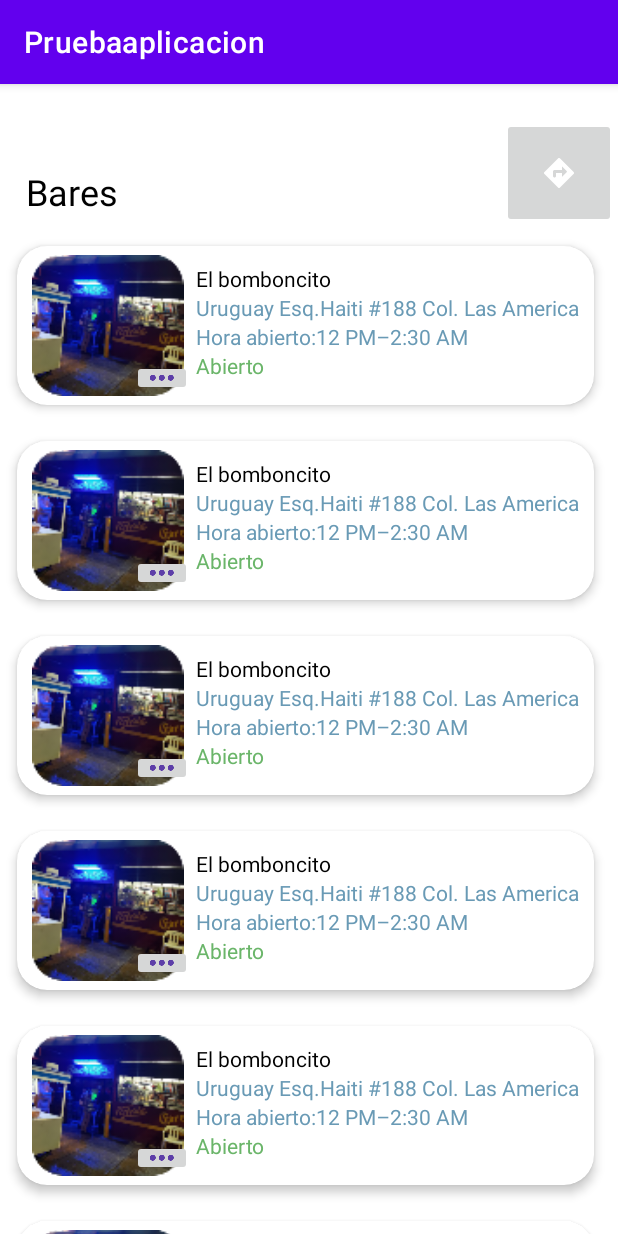
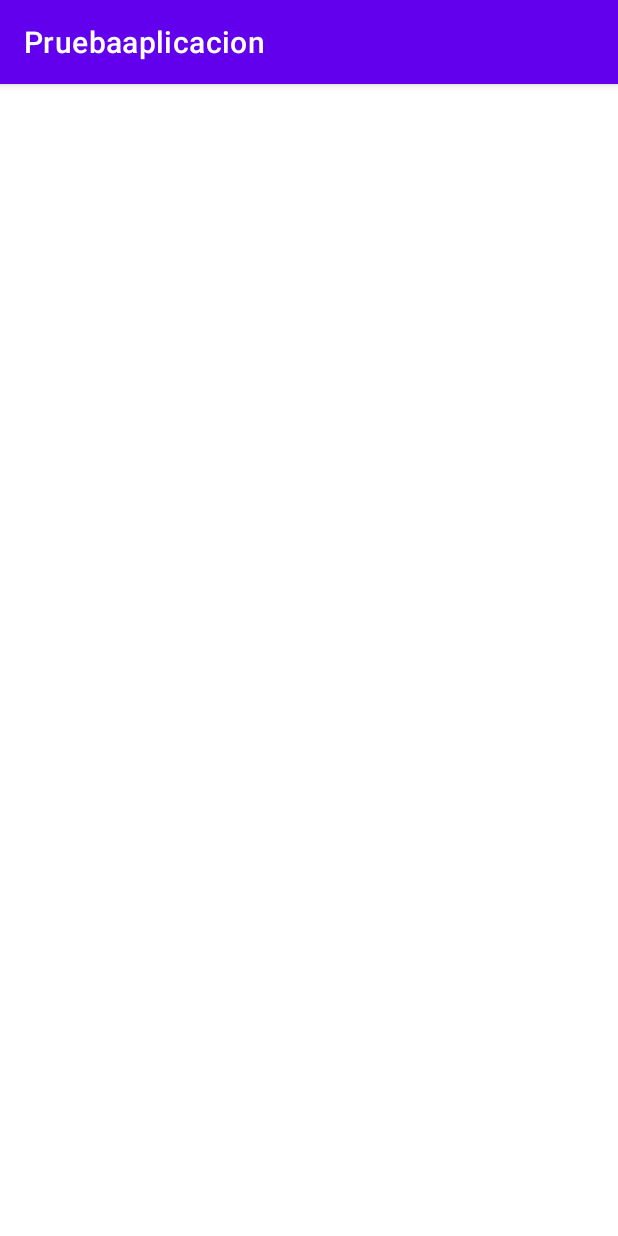
Before and after one commit to Addany/Ennaproyect, an Android app: the MainActivity3 screen opened directly, with no data from a screen before it, on a phone screen of 412 x 824 dp. Run offline under Robolectric (Android 15) with nearby library versions, the phone set to English and light mode, and no system bars; our stand-ins replace CircleImageView, Firebase (no records; nobody signed in at launch, a user with empty details on screens opened directly); pictures from the network do not load.

Commit message:
Base de datos

```diff
--- a/app/src/main/java/com/example/pruebaaplicacion/ListAdapter.java
+++ /dev/null
@@ -1,66 +0,0 @@
-package com.example.pruebaaplicacion;
-
-import android.content.Context;
-import android.view.LayoutInflater;
-import android.view.View;
-import android.view.ViewGroup;
-import android.widget.ImageView;
-import android.widget.TextView;
-
-import androidx.recyclerview.widget.RecyclerView;
-
-
-import org.w3c.dom.Text;
-
-import java.util.List;
-
-public abstract class ListAdapter extends RecyclerView.Adapter<ListAdapter.ViewHolder>{
-    private List<ListElement>mData;
-    private LayoutInflater mInflater;
-    private Context context;
-
-    public ListAdapter(List<ListElement> itemList, Context context){
-        this.mInflater =LayoutInflater.from(context);
-        this.context= context;
-        this.mData= itemList;
-    }
-
-    @Override
-    public int getItemCount() {return mData.size();}
-
-    @Override
-    public ListAdapter.ViewHolder onCreateViewHolder(ViewGroup parent, int viewType){
-        View view = mInflater.inflate(R.layout.list_element,null);
-        return new ListAdapter.ViewHolder(view);
-    }
-
-    public void onBlindViewHolder(final ListAdapter.ViewHolder holder,final int position){
-        holder.blindData(mData.get(position));
-    }
-
-    public void setItems(List<ListElement> items){mData=items;}
-
-    public class ViewHolder extends RecyclerView.ViewHolder{
-        ImageView BarImage;
-        TextView nombre,direccion,horas,abierto;
-
-        ViewHolder(View itemView){
-            super(itemView);
-            BarImage = itemView.findViewById(R.id.Imagen);
-            nombre = itemView.findViewById(R.id.namebar);
-            direccion = itemView.findViewById(R.id.direccionbar);
-            horas = itemView.findViewById(R.id.horaabierto);
-            abierto = itemView.findViewById(R.id.abierto);
-        }
-        void bindData(final ListElement item) {
-            nombre.setText(item.getNombre());
-            direccion.setText(item.getDireccion());
-            horas.setText(item.getHoras());
-            abierto.setText(item.getAbierto());
-        }
-
-        public void blindData(ListElement listElement) {
-        }
-    }
-
-}
--- a/app/src/main/java/com/example/pruebaaplicacion/MainActivity3.java
+++ b/app/src/main/java/com/example/pruebaaplicacion/MainActivity3.java
@@ -13,67 +13,46 @@ import android.widget.ImageButton;
 import android.widget.ImageView;
 import android.widget.LinearLayout;
 
+import com.firebase.ui.database.FirebaseRecyclerOptions;
 import com.google.android.material.floatingactionbutton.FloatingActionButton;
+import com.google.firebase.database.FirebaseDatabase;
 
 import java.util.ArrayList;
 import java.util.List;
 
 public class MainActivity3 extends AppCompatActivity {
 
+    RecyclerView recyclerView;
+    MainAdapter mainAdapter;
 
-    ImageButton imageButton12;
 
-    List<ListElement> elements;
 
-    @SuppressLint("MissingInflatedId")
     @Override
     protected void onCreate(Bundle savedInstanceState) {
         super.onCreate(savedInstanceState);
         setContentView(R.layout.activity_main3);
 
+        recyclerView = (RecyclerView)findViewById(R.id.rv);
+        recyclerView.setLayoutManager(new LinearLayoutManager(this));
 
-        init();
+        FirebaseRecyclerOptions<MainModel> options =
+                new FirebaseRecyclerOptions.Builder<MainModel>()
+                        .setQuery(FirebaseDatabase.getInstance().getReference().child("Locales"), MainModel.class)
+                        .build();
 
-        imageButton12 = (ImageButton) findViewById(R.id.imageButton12);
-
-        imageButton12.setOnClickListener(new View.OnClickListener() {
-            @Override
-            public void onClick(View v) {
-                Intent intentLoadNewActivity = new Intent(MainActivity3.this, MainActivity4.class);
-                startActivity(intentLoadNewActivity);
-            }
-        });
-
-
+        mainAdapter= new MainAdapter(options);
+        recyclerView.setAdapter(mainAdapter);
     }
 
-
-    public void init(){
-        elements= new ArrayList<>();
-        elements.add(new ListElement("El bomboncito","asdasdasd","2 horas","no"));
-        elements.add(new ListElement("El bomboncito","xcvxcvxcvxc","2 horas","no"));
-        elements.add(new ListElement("El bomboncito","xcvxcvxcvxcv","2 horas","no"));
-        elements.add(new ListElement("El bomboncito","nbvnvbnvbnvbn","2 horas","no"));
-        elements.add(new ListElement("El bomboncito","nbmbnmbnmnbm","2 horas","no"));
-        elements.add(new ListElement("El bomboncito","nbmbnmbnmnbm","2 horas","no"));
-        elements.add(new ListElement("El bomboncito","nbmbnmbnmnbm","2 horas","no"));
-        elements.add(new ListElement("El bomboncito","nbmbnmbnmnbm","2 horas","no"));
-        elements.add(new ListElement("El bomboncito","nbmbnmbnmnbm","2 horas","no"));
-        elements.add(new ListElement("El bomboncito","nbmbnmbnmnbm","2 horas","no"));
-        elements.add(new ListElement("El bomboncito","nbmbnmbnmnbm","2 horas","no"));
-
-        ListAdapter listAdapter = new ListAdapter(elements, this) {
-            @Override
-            public void onBindViewHolder(@NonNull ViewHolder holder, int position) {
-
-            }
-        };
-        RecyclerView recyclerView= findViewById(R.id.recyclerView);
-        recyclerView.setHasFixedSize(true);
-        recyclerView.setLayoutManager(new LinearLayoutManager(this));
-        recyclerView.setAdapter(listAdapter);
+    @Override
+    protected void onStart() {
+        super.onStart();
+        mainAdapter.startListening();
     }
 
-
-
+    @Override
+    protected void onStop() {
+        super.onStop();
+        mainAdapter.stopListening();
+    }
 }
--- a/app/src/main/java/com/example/pruebaaplicacion/ui/dashboard/DashboardFragment.java
+++ b/app/src/main/java/com/example/pruebaaplicacion/ui/dashboard/DashboardFragment.java
@@ -64,10 +64,6 @@ public class DashboardFragment extends Fragment {
             }
         });
 
-
-
-
-
     }
 
     @Override
--- a/app/src/main/res/layout/activity_main3.xml
+++ b/app/src/main/res/layout/activity_main3.xml
@@ -7,42 +7,17 @@
     android:layout_height="match_parent"
     tools:context=".MainActivity3">
 
-    <TextView
-        android:id="@+id/textView29"
-        android:layout_width="wrap_content"
-        android:layout_height="wrap_content"
-        android:layout_marginStart="17dp"
-        android:layout_marginEnd="312dp"
-        android:layout_marginBottom="680dp"
-        android:text="Bares"
-        android:textColor="#000000"
-        android:textSize="24sp"
-        app:layout_constraintBottom_toBottomOf="parent"
-        app:layout_constraintEnd_toEndOf="parent"
-        app:layout_constraintHorizontal_bias="0.0"
-        app:layout_constraintStart_toStartOf="parent" />
-
     <androidx.recyclerview.widget.RecyclerView
-        android:id="@+id/recyclerView"
+        android:id="@+id/rv"
         android:layout_width="0dp"
         android:layout_height="0dp"
         android:layout_marginStart="1dp"
-        android:layout_marginTop="8dp"
         android:layout_marginEnd="1dp"
         android:layout_marginBottom="1dp"
         app:layout_constraintBottom_toBottomOf="parent"
         app:layout_constraintEnd_toEndOf="parent"
         app:layout_constraintHorizontal_bias="0.0"
         app:layout_constraintStart_toStartOf="parent"
-        app:layout_constraintTop_toBottomOf="@+id/textView29" />
+        app:layout_constraintTop_toTopOf="parent" />
 
-    <ImageButton
-        android:id="@+id/imageButton12"
-        android:layout_width="76dp"
-        android:layout_height="73dp"
-        android:layout_marginEnd="1dp"
-        android:contentDescription="buenas"
-        app:layout_constraintBottom_toTopOf="@+id/recyclerView"
-        app:layout_constraintEnd_toEndOf="parent"
-        app:srcCompat="@drawable/a13" />
 </androidx.constraintlayout.widget.ConstraintLayout>
--- a/app/src/main/res/layout/list_element.xml
+++ /dev/null
@@ -1,89 +0,0 @@
-<?xml version="1.0" encoding="utf-8"?>
-<androidx.cardview.widget.CardView xmlns:android="http://schemas.android.com/apk/res/android"
-    xmlns:app="http://schemas.android.com/apk/res-auto"
-    android:id="@+id/CV"
-    android:layout_width="match_parent"
-    android:layout_height="wrap_content"
-    android:animateLayoutChanges="true"
-    app:cardCornerRadius="20dp"
-    app:cardElevation="4dp"
-    app:cardUseCompatPadding="true">
-
-
-    <LinearLayout
-        android:layout_width="match_parent"
-        android:layout_height="wrap_content"
-        android:animateLayoutChanges="true"
-        android:orientation="vertical">
-
-        <RelativeLayout
-            android:layout_width="match_parent"
-            android:layout_height="wrap_content"
-            android:orientation='horizontal'
-            android:padding="6dp">
-
-            <ImageView
-                android:id="@+id/Imagen"
-                android:layout_width="109dp"
-                android:layout_height="94dp"
-                android:layout_gravity="center"
-                app:srcCompat="@drawable/r41" />
-
-            <LinearLayout
-                android:id="@+id/linearLayout"
-                android:layout_width="wrap_content"
-                android:layout_height="wrap_content"
-                android:layout_alignParentTop="true"
-                android:layout_marginStart="4dp"
-                android:layout_marginTop="2dp"
-                android:layout_toEndOf="@+id/Imagen"
-                android:orientation="vertical"
-                android:layout_margin="4dp"
-                android:layout_toRightOf="@+id/Imagen">
-
-                <TextView
-                    android:id="@+id/namebar"
-                    android:layout_width="match_parent"
-                    android:layout_height="wrap_content"
-                    android:layout_marginTop="2dp"
-                    android:text="El bomboncito"
-                    android:textColor="#000000" />
-
-                <TextView
-                    android:id="@+id/direccionbar"
-                    android:layout_width="match_parent"
-                    android:layout_height="wrap_content"
-                    android:text="Uruguay Esq.Haiti #188 Col. Las America"
-                    android:textColor="#699AB5" />
-                <TextView
-                    android:id="@+id/horaabierto"
-                    android:layout_width="match_parent"
-                    android:layout_height="wrap_content"
-                    android:text="Hora abierto:12 PM–2:30 AM"
-                    android:textColor="#699AB5" />
-
-                <TextView
-                    android:id="@+id/abierto"
-                    android:layout_width="match_parent"
-                    android:layout_height="wrap_content"
-                    android:text="Abierto"
-                    android:textColor="#6AB569" />
-
-
-            </LinearLayout>
-
-            <ImageButton
-                android:id="@+id/imageButton13"
-                android:layout_width="wrap_content"
-                android:layout_height="wrap_content"
-                android:layout_alignEnd="@+id/Imagen"
-                android:layout_alignBottom="@+id/Imagen"
-                android:layout_marginEnd="-1dp"
-                android:layout_marginBottom="0dp"
-                android:contentDescription="vector"
-                app:srcCompat="@drawable/vector" />
-
-        </RelativeLayout>
-    </LinearLayout>
-
-</androidx.cardview.widget.CardView>
```
Also changed, not shown: app/build.gradle (+9 -0 lines), app/src/main/java/com/example/pruebaaplicacion/MainAdapter.java (added, +70 -0 lines), app/src/main/java/com/example/pruebaaplicacion/MainModel.java (added, +49 -0 lines), app/src/main/res/layout/main_item.xml (added, +62 -0 lines).
